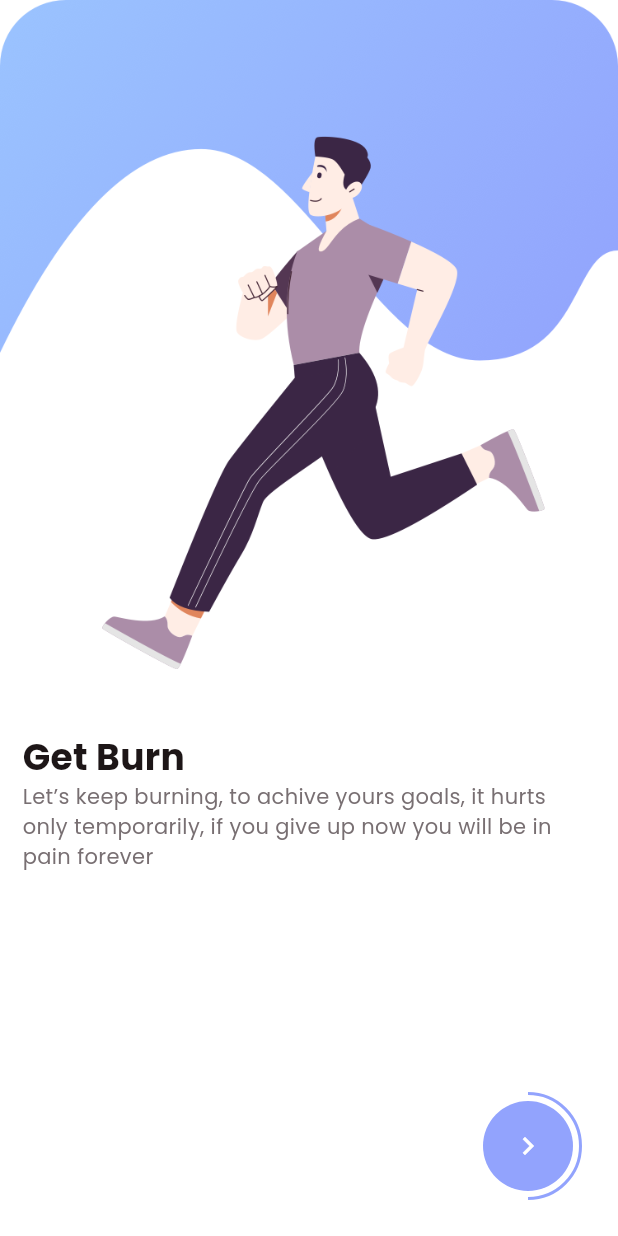
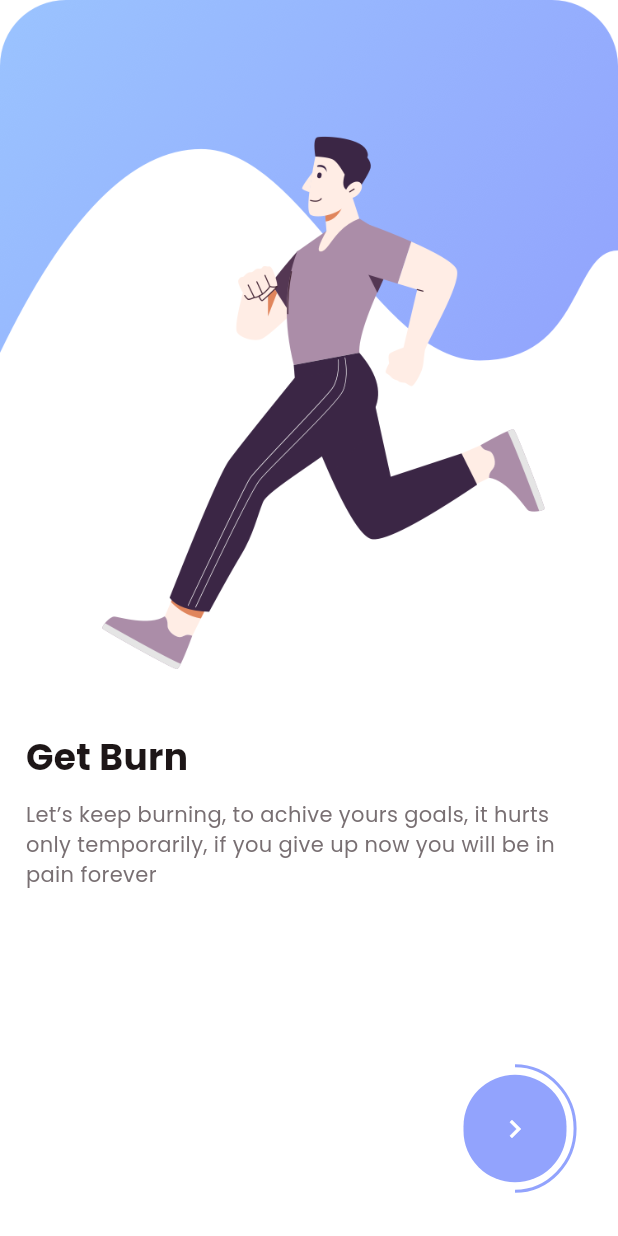
Before and after one commit to hamidhosen42/Fitness-Pal, a Flutter app: the OnBoardingView screen opened directly, after a tap on the "navigate next" icon, on a phone screen of 412 x 824 dp. Run offline on Flutter 3.47's test engine with Material 3 defaults, Android fonts, the phone set to English and light mode, and no system bars; our stand-ins replace animated_toggle_switch, carousel_slider, fl_chart, flutter_screenutil, readmore, scrollable_positioned_list and 1 more; missing offline and left inert: dotted_dashed_line, simple_animation_progress_bar; key blocks and very long unbroken strings in the code were emptied for the run.

```diff
--- a/lib/common_widget/on_boarding_page.dart
+++ b/lib/common_widget/on_boarding_page.dart
@@ -1,5 +1,6 @@
 
 import 'package:flutter/material.dart';
+import 'package:flutter_screenutil/flutter_screenutil.dart';
 
 import '../common/colo_extension.dart';
 
@@ -11,7 +12,6 @@ class OnBoardingPage extends StatelessWidget {
   Widget build(BuildContext context) {
      var media = MediaQuery.of(context).size;
     return
-
     SizedBox(
       width: media.width,
       height: media.height,
@@ -28,7 +28,7 @@ class OnBoardingPage extends StatelessWidget {
             height: media.width * 0.1,
           ),
           Padding(
-            padding: const EdgeInsets.symmetric(horizontal: 15),
+            padding: EdgeInsets.symmetric(horizontal: 15.w),
             child: Text(
               pObj["title"].toString(),
               style: TextStyle(
@@ -37,8 +37,11 @@ class OnBoardingPage extends StatelessWidget {
                   fontWeight: FontWeight.w700),
             ),
           ),
+          SizedBox(
+            height: 10.h,
+          ),
           Padding(
-            padding: const EdgeInsets.symmetric(horizontal: 15),
+            padding: EdgeInsets.symmetric(horizontal: 15.w),
             child: Text(
               pObj["subtitle"].toString(),
               style: TextStyle(color: TColor.gray, fontSize: 14),
--- a/lib/view/on_boarding/on_boarding_view.dart
+++ b/lib/view/on_boarding/on_boarding_view.dart
@@ -1,6 +1,7 @@
 import 'package:fitness/common_widget/on_boarding_page.dart';
 import 'package:fitness/view/login/signup_view.dart';
 import 'package:flutter/material.dart';
+import 'package:flutter_screenutil/flutter_screenutil.dart';
 
 import '../../common/colo_extension.dart';
 
@@ -21,11 +22,8 @@ class _OnBoardingViewState extends State<OnBoardingView> {
     super.initState();
 
     controller.addListener(() {
-        selectPage = controller.page?.round() ?? 0;
-
-      setState(() {
-
-      });
+      selectPage = controller.page?.round() ?? 0;
+      setState(() {});
     });
   }
 
@@ -58,7 +56,6 @@ class _OnBoardingViewState extends State<OnBoardingView> {
 
   @override
   Widget build(BuildContext context) {
-
     return Scaffold(
       backgroundColor: TColor.white,
       body: Stack(
@@ -69,55 +66,56 @@ class _OnBoardingViewState extends State<OnBoardingView> {
               itemCount: pageArr.length,
               itemBuilder: (context, index) {
                 var pObj = pageArr[index] as Map? ?? {};
-                return OnBoardingPage(pObj: pObj) ;
+                return OnBoardingPage(pObj: pObj);
               }),
-
           SizedBox(
-            width: 120,
-            height: 120,
+            width: 120.w,
+            height: 120.h,
             child: Stack(
               alignment: Alignment.center,
               children: [
-
                 SizedBox(
-                  width: 70,
-                  height: 70,
+                  width: 70.w,
+                  height: 70.h,
                   child: CircularProgressIndicator(
                     color: TColor.primaryColor1,
-                    value: (selectPage + 1) / 4 ,
+                    value: (selectPage + 1) / 4,
                     strokeWidth: 2,
                   ),
                 ),
+                Container(
+                  margin:
+                      const EdgeInsets.symmetric(horizontal: 30, vertical: 30),
+                  width: 60.w,
+                  height: 60.h,
+                  decoration: BoxDecoration(
+                      color: TColor.primaryColor1,
+                      borderRadius: BorderRadius.circular(35)),
+                  child: IconButton(
+                    icon: Icon(
+                      Icons.navigate_next,
+                      color: TColor.white,
+                    ),
+                    onPressed: () {
+                      if (selectPage < 3) {
+                        selectPage = selectPage + 1;
 
-                Container(
-                  margin: const EdgeInsets.symmetric(horizontal: 30, vertical: 30),
-                  width: 60,
-                  height: 60,
-                  decoration: BoxDecoration(color: TColor.primaryColor1, borderRadius: BorderRadius.circular(35)),
-                  child: IconButton(icon: Icon( Icons.navigate_next, color: TColor.white, ), onPressed: (){
-
-                      if(selectPage < 3) {
-
-                         selectPage = selectPage + 1;
-
-                        controller.animateToPage(selectPage, duration: const Duration(milliseconds: 600), curve: Curves.bounceInOut);
+                        controller.animateToPage(selectPage,
+                            duration: const Duration(milliseconds: 600),
+                            curve: Curves.bounceInOut);
 
                         // controller.jumpToPage(selectPage);
 
-                          setState(() {
-
-                          });
-
-                      }else{
-                        // Open Welcome Screen
-                        print("Open Welcome Screen");
-                        Navigator.push(context, MaterialPageRoute(builder: (context) => const SignUpView() ));
+                        setState(() {});
+                      } else {
+                        Navigator.push(
+                            context,
+                            MaterialPageRoute(
+                                builder: (context) => const SignUpView()));
                       }
-
-                  },),
+                    },
+                  ),
                 ),
-
-
               ],
             ),
           )
--- a/lib/view/on_boarding/started_view.dart
+++ b/lib/view/on_boarding/started_view.dart
@@ -47,7 +47,7 @@ class _StartedViewState extends State<StartedView> {
                   Text(
                     "X",
                     style: TextStyle(
-                        color: TColor.primaryColor1,
+                        color:isChangeColor?TColor.white: TColor.primaryColor1,
                         fontSize: 40,
                         fontWeight: FontWeight.w700),
                   ),
```
